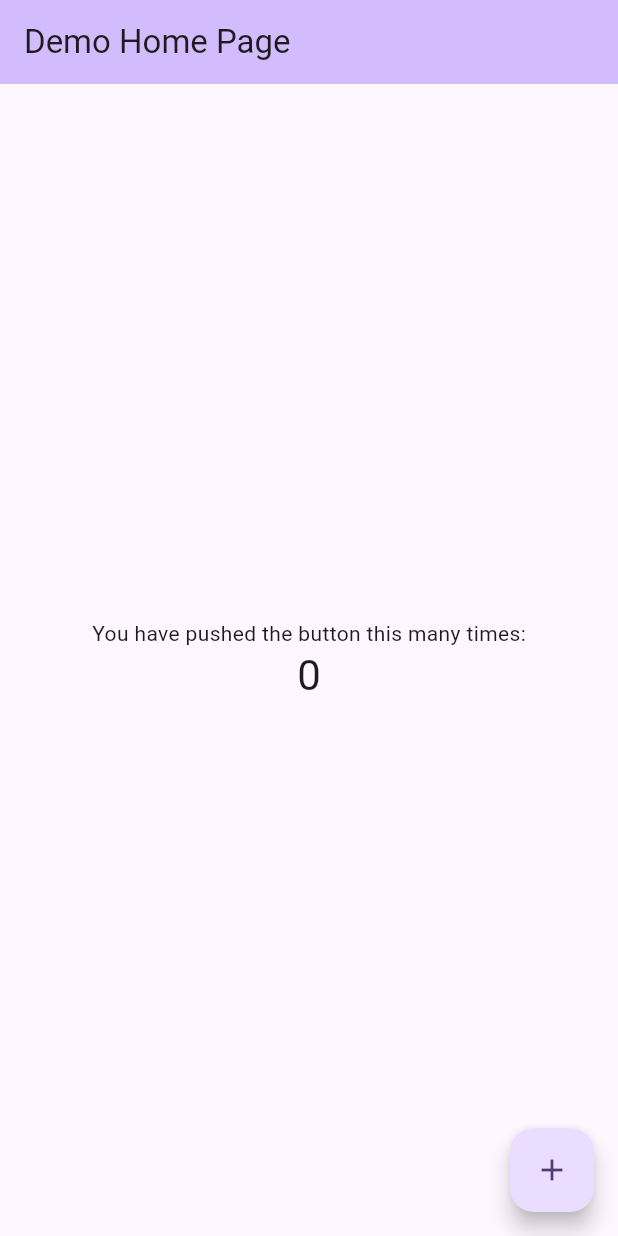
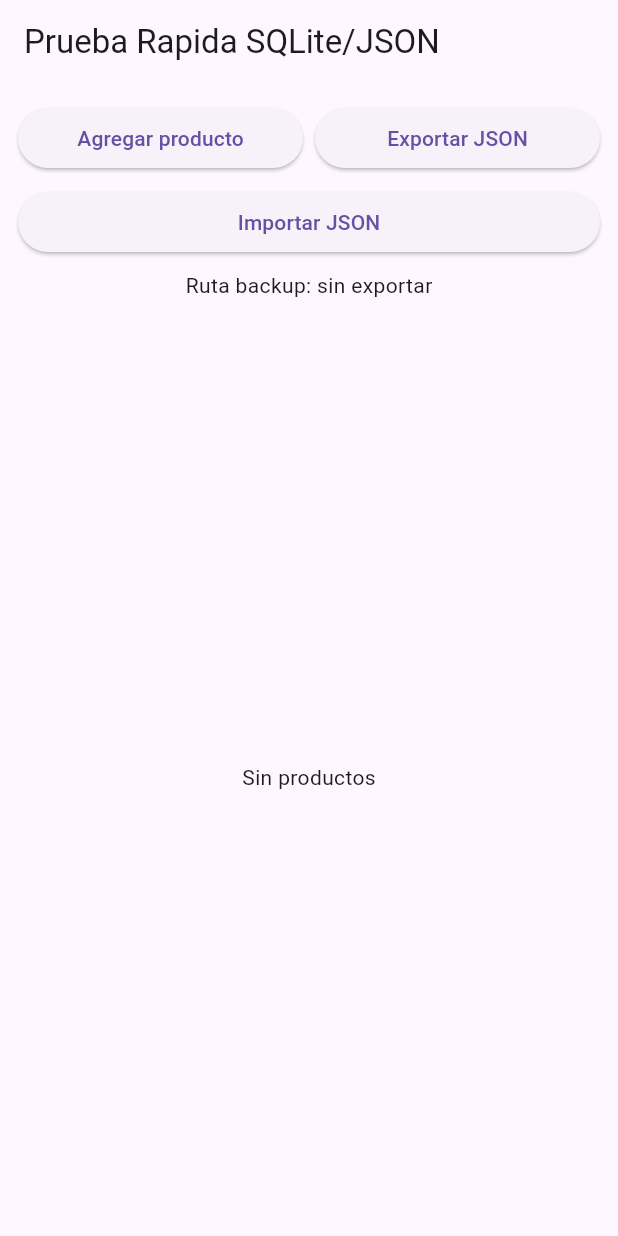
Before and after one commit to luisgcv/Mercadito-de-Dinero-TCU, a Flutter app: the screen it shows after launch, on a phone screen of 412 x 824 dp. Run offline on Flutter 3.47's test engine with Material 3 defaults, Android fonts, the phone set to English and light mode, and no system bars; our stand-ins replace file_picker, sqflite; accounts and stored records are empty.

Commit message:
BD Y JSON

```diff
--- a/lib/main.dart
+++ b/lib/main.dart
@@ -1,121 +1,189 @@
 import 'package:flutter/material.dart';
+import 'package:file_picker/file_picker.dart';
+import 'dart:io';
 
-void main() {
+import 'database/database_helper.dart';
+
+void main() async {
+  WidgetsFlutterBinding.ensureInitialized();
   runApp(const MyApp());
 }
 
 class MyApp extends StatelessWidget {
   const MyApp({super.key});
 
-  // This widget is the root of your application.
   @override
   Widget build(BuildContext context) {
     return MaterialApp(
-      title: 'Flutter Demo',
-      theme: ThemeData(
-        // This is the theme of your application.
-        //
-        // TRY THIS: Try running your application with "flutter run". You'll see
-        // the application has a purple toolbar. Then, without quitting the app,
-        // try changing the seedColor in the colorScheme below to Colors.green
-        // and then invoke "hot reload" (save your changes or press the "hot
-        // reload" button in a Flutter-supported IDE, or press "r" if you used
-        // the command line to start the app).
-        //
-        // Notice that the counter didn't reset back to zero; the application
-        // state is not lost during the reload. To reset the state, use hot
-        // restart instead.
-        //
-        // This works for code too, not just values: Most code changes can be
-        // tested with just a hot reload.
-        colorScheme: .fromSeed(seedColor: Colors.deepPurple),
-      ),
-      home: const MyHomePage(title: 'Demo Home Page'),
+      title: 'Prueba JSON SQLite',
+      theme: ThemeData(primarySwatch: Colors.blue),
+      home: const HomePage(),
     );
   }
 }
 
-class MyHomePage extends StatefulWidget {
-  const MyHomePage({super.key, required this.title});
-
-  // This widget is the home page of your application. It is stateful, meaning
-  // that it has a State object (defined below) that contains fields that affect
-  // how it looks.
-
-  // This class is the configuration for the state. It holds the values (in this
-  // case the title) provided by the parent (in this case the App widget) and
-  // used by the build method of the State. Fields in a Widget subclass are
-  // always marked "final".
-
-  final String title;
+class HomePage extends StatefulWidget {
+  const HomePage({super.key});
 
   @override
-  State<MyHomePage> createState() => _MyHomePageState();
+  State<HomePage> createState() => _HomePageState();
 }
 
-class _MyHomePageState extends State<MyHomePage> {
-  int _counter = 0;
+class _HomePageState extends State<HomePage> {
+  List<Map<String, dynamic>> productos = [];
+  String? ultimaRutaExportada;
 
-  void _incrementCounter() {
+  @override
+  void initState() {
+    super.initState();
+    _cargarProductos();
+  }
+
+  Future<void> _cargarProductos() async {
+    final data = await DatabaseHelper.instance.getProductos();
     setState(() {
-      // This call to setState tells the Flutter framework that something has
-      // changed in this State, which causes it to rerun the build method below
-      // so that the display can reflect the updated values. If we changed
-      // _counter without calling setState(), then the build method would not be
-      // called again, and so nothing would appear to happen.
-      _counter++;
+      productos = data;
     });
+  }
+
+  void _mostrarMensaje(String mensaje, {bool esError = false}) {
+    ScaffoldMessenger.of(context).showSnackBar(
+      SnackBar(
+        content: Text(mensaje),
+        backgroundColor: esError ? Colors.red : Colors.green,
+      ),
+    );
+  }
+
+  Future<void> _agregarProducto() async {
+    try {
+      await DatabaseHelper.instance.insertProducto({
+        'nombre': 'Producto ${DateTime.now().millisecond}',
+        'precio': (100 + DateTime.now().second).toDouble(),
+        'codigo_qr': 'QR_${DateTime.now().millisecondsSinceEpoch}',
+      });
+      await _cargarProductos();
+      _mostrarMensaje('Producto agregado');
+    } catch (e) {
+      _mostrarMensaje('Error al agregar: $e', esError: true);
+    }
+  }
+
+  Future<void> _exportar() async {
+    try {
+      final ruta = await DatabaseHelper.instance.exportarProductosJSON();
+      setState(() {
+        ultimaRutaExportada = ruta;
+      });
+      _mostrarMensaje('Exportado en: $ruta');
+    } catch (e) {
+      _mostrarMensaje('Error al exportar: $e', esError: true);
+    }
+  }
+
+
+
+
+
+  Future<void> _importar() async {
+    try {
+      final resultado = await FilePicker.platform.pickFiles(
+        type: FileType.custom,
+        allowedExtensions: ['json'],
+      );
+
+      if (resultado == null || resultado.files.isEmpty) {
+        _mostrarMensaje('Importación cancelada');
+        return;
+      }
+
+      final ruta = resultado.files.single.path;
+      if (ruta == null || ruta.isEmpty) {
+        _mostrarMensaje('No se pudo leer la ruta del archivo', esError: true);
+        return;
+      }
+
+      final existe = await File(ruta).exists();
+
+      if (!existe) {
+        _mostrarMensaje('El archivo seleccionado no existe', esError: true);
+        return;
+      }
+
+      await DatabaseHelper.instance.importarProductosJSON(ruta);
+      await _cargarProductos();
+      setState(() {
+        ultimaRutaExportada = ruta;
+      });
+
+      _mostrarMensaje('Importación completada');
+    } catch (e) {
+      _mostrarMensaje('Error al importar: $e', esError: true);
+    }
   }
 
   @override
   Widget build(BuildContext context) {
-    // This method is rerun every time setState is called, for instance as done
-    // by the _incrementCounter method above.
-    //
-    // The Flutter framework has been optimized to make rerunning build methods
-    // fast, so that you can just rebuild anything that needs updating rather
-    // than having to individually change instances of widgets.
     return Scaffold(
       appBar: AppBar(
-        // TRY THIS: Try changing the color here to a specific color (to
-        // Colors.amber, perhaps?) and trigger a hot reload to see the AppBar
-        // change color while the other colors stay the same.
-        backgroundColor: Theme.of(context).colorScheme.inversePrimary,
-        // Here we take the value from the MyHomePage object that was created by
-        // the App.build method, and use it to set our appbar title.
-        title: Text(widget.title),
+        title: const Text('Prueba Rapida SQLite/JSON'),
       ),
-      body: Center(
-        // Center is a layout widget. It takes a single child and positions it
-        // in the middle of the parent.
+      body: Column(
+        children: [
+          Padding(
+            padding: const EdgeInsets.all(12),
             child: Column(
-          // Column is also a layout widget. It takes a list of children and
-          // arranges them vertically. By default, it sizes itself to fit its
-          // children horizontally, and tries to be as tall as its parent.
-          //
-          // Column has various properties to control how it sizes itself and
-          // how it positions its children. Here we use mainAxisAlignment to
-          // center the children vertically; the main axis here is the vertical
-          // axis because Columns are vertical (the cross axis would be
-          // horizontal).
-          //
-          // TRY THIS: Invoke "debug painting" (choose the "Toggle Debug Paint"
-          // action in the IDE, or press "p" in the console), to see the
-          // wireframe for each widget.
-          mainAxisAlignment: .center,
               children: [
-            const Text('You have pushed the button this many times:'),
+                Row(
+                  children: [
+                    Expanded(
+                      child: ElevatedButton(
+                        onPressed: _agregarProducto,
+                        child: const Text('Agregar producto'),
+                      ),
+                    ),
+                    const SizedBox(width: 8),
+                    Expanded(
+                      child: ElevatedButton(
+                        onPressed: _exportar,
+                        child: const Text('Exportar JSON'),
+                      ),
+                    ),
+                  ],
+                ),
+                const SizedBox(height: 8),
+                SizedBox(
+                  width: double.infinity,
+                  child: ElevatedButton(
+                    onPressed: _importar,
+                    child: const Text('Importar JSON'),
+                  ),
+                ),
+                const SizedBox(height: 8),
                 Text(
-              '$_counter',
-              style: Theme.of(context).textTheme.headlineMedium,
+                  'Ruta backup: ${ultimaRutaExportada ?? 'sin exportar'}',
+                  maxLines: 2,
+                  overflow: TextOverflow.ellipsis,
                 ),
               ],
             ),
           ),
-      floatingActionButton: FloatingActionButton(
-        onPressed: _incrementCounter,
-        tooltip: 'Increment',
-        child: const Icon(Icons.add),
+          Expanded(
+            child: productos.isEmpty
+                ? const Center(child: Text('Sin productos'))
+                : ListView.builder(
+                    itemCount: productos.length,
+                    itemBuilder: (context, index) {
+                      final pItem = productos[index];
+                      return ListTile(
+                        title: Text('${pItem['nombre']}'),
+                        subtitle: Text('QR: ${pItem['codigo_qr']}'),
+                        trailing: Text('₡${pItem['precio']}'),
+                      );
+                    },
+                  ),
+          ),
+        ],
       ),
     );
   }
```
Also changed, not shown: lib/database/database_helper.dart (added, +186 -0 lines), pubspec.yaml (+20 -4 lines), pubspec.lock, 5 other files. Lines whose indentation alone changed are shown as unchanged.
